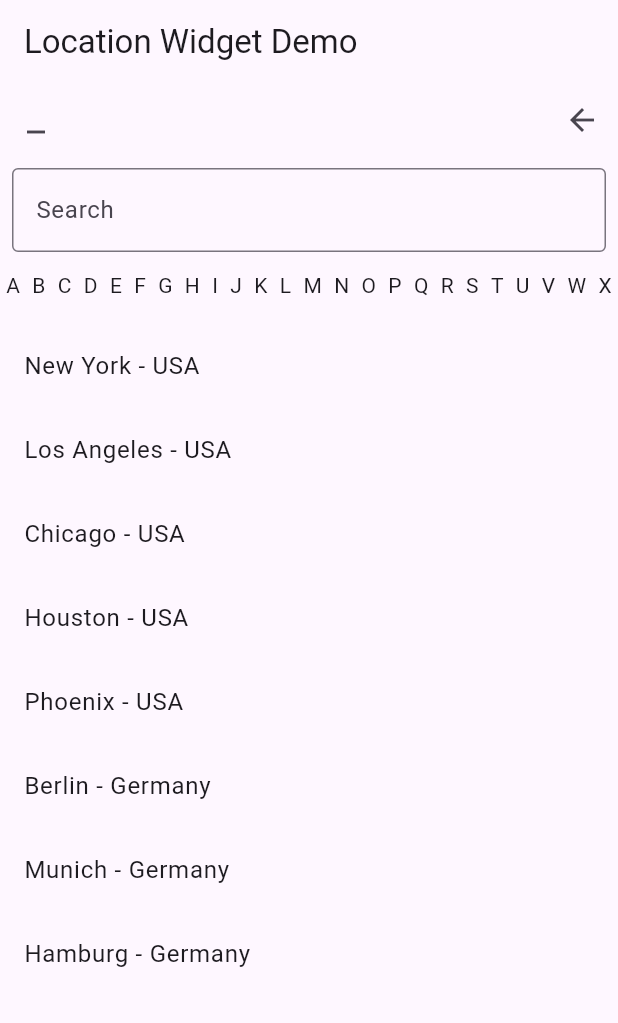
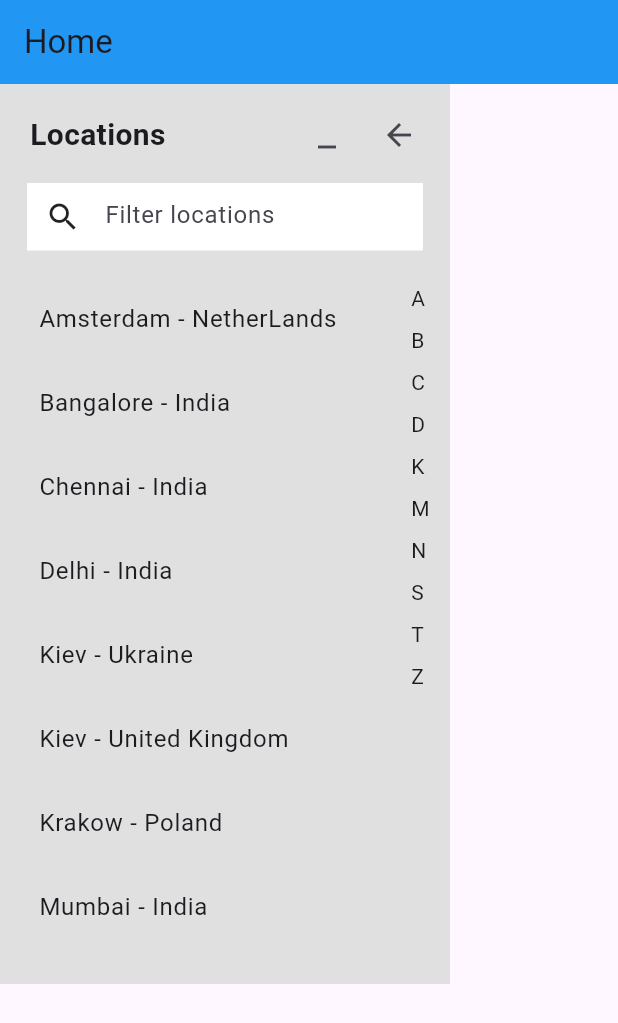
Before and after one commit to Kamalesh-egov/location, a Flutter app: the screen it shows after launch, on a phone screen of 412 x 824 dp. Shown: the top 1023 px of the screen. Run offline on Flutter 3.47's test engine with Material 3 defaults, Android fonts, the phone set to English and light mode, and no system bars.

Commit message:
final-commit

```diff
--- a/lib/location_widget.dart
+++ b/lib/location_widget.dart
@@ -8,18 +8,26 @@ class LocationWidget extends StatefulWidget {
 
 class _LocationWidgetState extends State<LocationWidget> {
   final List<Location> _locations = [
-    Location('New York', 'USA'),
-    Location('Los Angeles', 'USA'),
-    Location('Chicago', 'USA'),
-    Location('Houston', 'USA'),
-    Location('Phoenix', 'USA'),
-    Location('Berlin', 'Germany'),
-    Location('Munich', 'Germany'),
-    Location('Hamburg', 'Germany'),
-    // Add more locations as needed
+    Location('Amsterdam', 'NetherLands'),
+    Location('Bangalore', 'India'),
+    Location('Chennai', 'India'),
+    Location('Delhi', 'India'),
+    Location('Kiev', 'Ukraine'),
+    Location('Kiev', 'United Kingdom'),
+    Location('Krakow', 'Poland'),
+    Location('Mumbai', 'India'),
+    Location('Not Provided', 'Canada'),
+    Location('Not Provided', 'China'),
+    Location('Not Provided', 'India'),
+    Location('Not Provided', 'Poland'),
+    Location('Not Provided', 'Russia'),
+    Location('Seoul', 'Korea'),
+    Location('Shangai', 'China'),
+    Location('Toronto', 'Canada'),
+    Location('Zurich', 'Switzerland'),
   ];
 
-  late List<Location> _filteredLocations;  // Use 'late' keyword for delayed initialization
+  late List<Location> _filteredLocations;
   String _searchTerm = '';
   bool _isMinimized = false;
   bool _isCollapsed = false;
@@ -61,11 +69,24 @@ class _LocationWidgetState extends State<LocationWidget> {
   }
 
   Widget _buildNormalView() {
-    return Column(
+    return Container(
+      width: 300,
+      height: 600,
+      decoration: BoxDecoration(
+        color: Colors.grey[300],
+      ),
+      child: Padding(
+        padding: EdgeInsets.all(10), // Adjust the padding as needed for internal content
+        child: Column(
+          crossAxisAlignment: CrossAxisAlignment.stretch,
           children: [
             _buildHeader(),
             _buildSearchBox(),
-        _buildAlphabetIndex(),
+            SizedBox(height: 10), // Example of spacing between search box and content
+            Expanded(
+              child: Row(
+                crossAxisAlignment: CrossAxisAlignment.stretch,
+                children: [
                   Expanded(
                     child: ListView.builder(
                       controller: _scrollController,
@@ -78,46 +99,119 @@ class _LocationWidgetState extends State<LocationWidget> {
                       },
                     ),
                   ),
+                  SizedBox(width: 20), // Adjust width as needed
+                  Container(
+                    width: 20, // Adjust width as needed
+                    child: _buildAlphabetIndex(),
+                  ),
                 ],
+              ),
+            ),
+          ],
+        ),
+      ),
     );
   }
 
+
+
   Widget _buildMinimizedView() {
-    return Align(
-      alignment: Alignment.bottomRight,
-      child: IconButton(
-        icon: Icon(Icons.expand),
+    return Container(
+      color: Colors.grey[300],
+      width: 300,
+      height: 70,
+      child: Padding(
+        padding: const EdgeInsets.all(10),
+        child: Row(
+          children: [
+            Padding(
+              padding: const EdgeInsets.only(left: 10),
+              child: Text(
+                'Locations',
+                style: TextStyle(
+                  fontSize: 20,
+                  fontWeight: FontWeight.bold,
+                ),
+                ),
+            ),
+            Spacer(),
+            IconButton(
+              icon: Icon(Icons.tablet_sharp),
               onPressed: () {
                 setState(() {
                   _isMinimized = false;
                 });
               },
             ),
+            IconButton(
+              icon: Icon(Icons.arrow_back),
+              onPressed: () {
+                setState(() {
+                  _isCollapsed = true;
+                  _isMinimized = false;
+                });
+              },
+            ),
+          ],
+        ),
+      ),
     );
   }
 
   Widget _buildCollapsedView() {
-    return Align(
-      alignment: Alignment.centerRight,
+    return Container(
+      width: 70,
+      height: 200,
+      decoration: BoxDecoration(
+        color: Colors.grey[300],
+      ),
       child: Column(
         children: [
           IconButton(
-            icon: Icon(Icons.expand),
+            icon: Icon(Icons.keyboard_tab_rounded),
             onPressed: () {
               setState(() {
                 _isCollapsed = false;
               });
             },
           ),
+          Spacer(),
+          Padding(
+            padding: const EdgeInsets.only(bottom: 50.0),
+            child: Transform.rotate(
+              angle: -90 * 3.1415926535897932 / 180,
+              child: FittedBox(
+                fit: BoxFit.fitWidth,
+                child: Text(
+                    'Locations',
+                    style: TextStyle(
+                      fontSize: 40,
+                      fontWeight: FontWeight.bold,
+                    ),
+                  ),
+                ),
+              ),
+          ),
         ],
       ),
     );
   }
 
+
   Widget _buildHeader() {
     return Row(
-      mainAxisAlignment: MainAxisAlignment.spaceBetween,
       children: [
+        Padding(
+          padding: const EdgeInsets.only(left: 10.0),
+          child: Text(
+            'Locations',
+            style: TextStyle(
+              fontSize: 20,
+              fontWeight: FontWeight.bold,
+            ),
+            ),
+        ),
+        Spacer(),
         IconButton(
           icon: Icon(Icons.minimize),
           onPressed: () {
@@ -141,24 +235,48 @@ class _LocationWidgetState extends State<LocationWidget> {
 Widget _buildSearchBox() {
   return Padding(
     padding: const EdgeInsets.all(8.0),
+    child: Container(
+      color: Colors.white,
+      height: 45,
+      child: Row(
+        children: [
+          Padding(
+            padding: const EdgeInsets.symmetric(horizontal: 12.0),
+            child: Icon(Icons.search),
+          ),
+          Expanded(
             child: TextField(
               decoration: InputDecoration(
-          labelText: 'Search',
-          border: OutlineInputBorder(),
+                hintText: 'Filter locations',
+                border: OutlineInputBorder(borderSide: BorderSide.none),
+                contentPadding: EdgeInsets.symmetric(vertical: 12.0),
               ),
               onChanged: _filterLocations,
+            ),
+          ),
+        ],
+      ),
     ),
   );
 }
 
+  List<String> _getAlphabetIndex() {
+    final Set<String> letters = _filteredLocations
+        .map((location) => location.city[0].toUpperCase())
+        .toSet();
+    final List<String> sortedLetters = letters.toList()..sort();
+    return sortedLetters;
+  }
+
   Widget _buildAlphabetIndex() {
+    final letters = _getAlphabetIndex();
     return Container(
       height: 40,
       child: ListView.builder(
-        scrollDirection: Axis.horizontal,
-        itemCount: 26,
+        scrollDirection: Axis.vertical,
+        itemCount: letters.length,
         itemBuilder: (context, index) {
-          final letter = String.fromCharCode(65 + index);
+          final letter = letters[index];
           return GestureDetector(
             onTap: () => _scrollToLetter(letter),
             child: Padding(
--- a/lib/main.dart
+++ b/lib/main.dart
@@ -13,13 +13,14 @@ class MyApp extends StatelessWidget {
   @override
   Widget build(BuildContext context) {
     return MaterialApp(
-      title: 'Location Widget Demo',
+      title: 'Location Widget',
       theme: ThemeData(
         primarySwatch: Colors.blue,
       ),
       home: Scaffold(
         appBar: AppBar(
-          title: Text('Location Widget Demo'),
+          title: Text('Home'),
+          backgroundColor: Colors.blue,
         ),
         body: LocationWidget(),
       ),
```
Also changed, not shown: lib/pages/home.dart (deleted, +0 -24 lines). Lines whose indentation alone changed are shown as unchanged.
